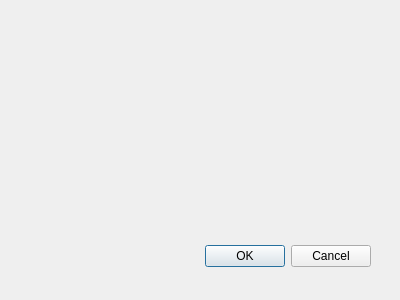
Old version of the form finaldial.ui in the repository Prasiddhi16/Drishya.
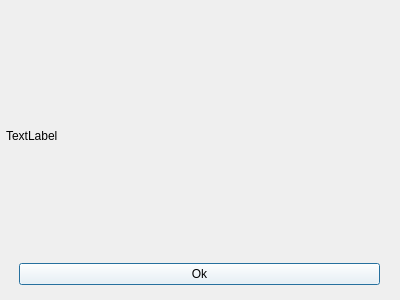
New version of the form.

What changed in the file:
```diff
--- a/finaldial.ui
+++ b/finaldial.ui
@@ -13,20 +13,66 @@
   <property name="windowTitle">
    <string>Dialog</string>
   </property>
-  <widget class="QDialogButtonBox" name="buttonBox">
+  <widget class="QWidget" name="horizontalLayoutWidget">
    <property name="geometry">
     <rect>
-     <x>30</x>
-     <y>240</y>
-     <width>341</width>
-     <height>32</height>
+     <x>-1</x>
+     <y>239</y>
+     <width>401</width>
+     <height>71</height>
     </rect>
    </property>
-   <property name="orientation">
-    <enum>Qt::Orientation::Horizontal</enum>
+   <layout class="QHBoxLayout" name="horizontalLayout">
+    <item>
+     <spacer name="verticalSpacer">
+      <property name="orientation">
+       <enum>Qt::Orientation::Vertical</enum>
+      </property>
+      <property name="sizeHint" stdset="0">
+       <size>
+        <width>20</width>
+        <height>40</height>
+       </size>
+      </property>
+     </spacer>
+    </item>
+    <item>
+     <widget class="QPushButton" name="pushButton">
+      <property name="styleSheet">
+       <string notr="true">background-color: white;
+color:black;</string>
+      </property>
+      <property name="text">
+       <string>Ok</string>
+      </property>
+     </widget>
+    </item>
+    <item>
+     <spacer name="verticalSpacer_2">
+      <property name="orientation">
+       <enum>Qt::Orientation::Vertical</enum>
+      </property>
+      <property name="sizeHint" stdset="0">
+       <size>
+        <width>20</width>
+        <height>40</height>
+       </size>
+      </property>
+     </spacer>
+    </item>
+   </layout>
+  </widget>
+  <widget class="QLabel" name="Label">
+   <property name="geometry">
+    <rect>
+     <x>6</x>
+     <y>90</y>
+     <width>381</width>
+     <height>91</height>
+    </rect>
    </property>
-   <property name="standardButtons">
-    <set>QDialogButtonBox::StandardButton::Cancel|QDialogButtonBox::StandardButton::Ok</set>
+   <property name="text">
+    <string>TextLabel</string>
    </property>
   </widget>
  </widget>
```
Left out of the diff: 35 changed lines with no effect on the pictures.
